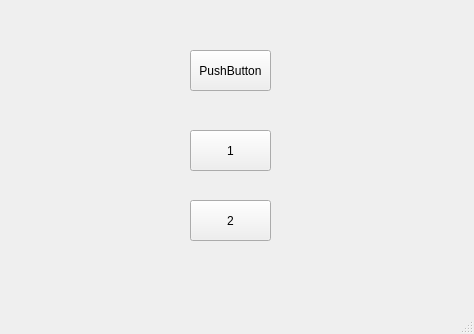
Old version of the form src/Client_Code/Task1/Task1_UI.ui in the repository LinhTrucVo/PyQtMainWindow_Project_Template.
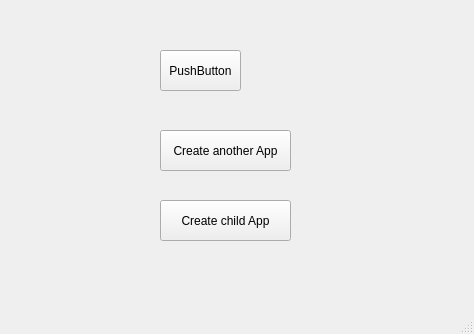
New version of the form.

```diff
--- a/src/Client_Code/Task1/Task1_UI.ui
+++ b/src/Client_Code/Task1/Task1_UI.ui
@@ -17,7 +17,7 @@
    <widget class="QPushButton" name="pushButton">
     <property name="geometry">
      <rect>
-      <x>190</x>
+      <x>160</x>
       <y>50</y>
       <width>81</width>
       <height>41</height>
@@ -30,27 +30,27 @@
    <widget class="QPushButton" name="pushButton_2">
     <property name="geometry">
      <rect>
-      <x>190</x>
+      <x>160</x>
       <y>130</y>
-      <width>81</width>
+      <width>131</width>
       <height>41</height>
      </rect>
     </property>
     <property name="text">
-     <string>1</string>
+     <string>Create another App</string>
     </property>
    </widget>
    <widget class="QPushButton" name="pushButton_3">
     <property name="geometry">
      <rect>
-      <x>190</x>
+      <x>160</x>
       <y>200</y>
-      <width>81</width>
+      <width>131</width>
       <height>41</height>
      </rect>
     </property>
     <property name="text">
-     <string>2</string>
+     <string>Create child App</string>
     </property>
    </widget>
   </widget>
```
Left out of the diff: 2 changed lines with no effect on the pictures.
